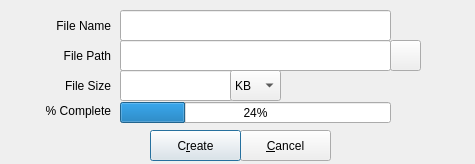
First picture: the form in zuluCrypt-gui/createfile.ui, repository mhogomchungu/zuluCrypt, before the edit.
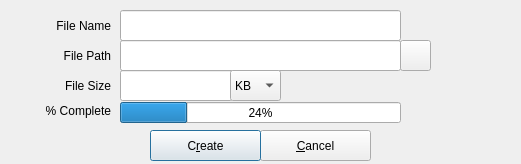
Second picture: the form after the edit.

Commit message: change dimensions of a UI element

The edit to the form file:
```diff
--- a/zuluCrypt-gui/createfile.ui
+++ b/zuluCrypt-gui/createfile.ui
@@ -9,7 +9,7 @@
    <rect>
     <x>0</x>
     <y>0</y>
-    <width>475</width>
+    <width>521</width>
     <height>164</height>
    </rect>
   </property>
@@ -21,7 +21,7 @@
     <rect>
      <x>120</x>
      <y>10</y>
-     <width>271</width>
+     <width>281</width>
      <height>31</height>
     </rect>
    </property>
@@ -50,7 +50,7 @@
     <rect>
      <x>120</x>
      <y>40</y>
-     <width>271</width>
+     <width>281</width>
      <height>31</height>
     </rect>
    </property>
@@ -108,7 +108,7 @@
     <rect>
      <x>120</x>
      <y>102</y>
-     <width>271</width>
+     <width>281</width>
      <height>21</height>
     </rect>
    </property>
@@ -119,7 +119,7 @@
   <widget class="QPushButton" name="pbOpenFolder">
    <property name="geometry">
     <rect>
-     <x>390</x>
+     <x>400</x>
      <y>40</y>
      <width>31</width>
      <height>31</height>
@@ -135,9 +135,9 @@
   <widget class="QPushButton" name="pbCancel">
    <property name="geometry">
     <rect>
-     <x>240</x>
+     <x>260</x>
      <y>130</y>
-     <width>91</width>
+     <width>111</width>
      <height>31</height>
     </rect>
    </property>
@@ -175,7 +175,7 @@
     <rect>
      <x>150</x>
      <y>130</y>
-     <width>91</width>
+     <width>111</width>
      <height>31</height>
     </rect>
    </property>
```
